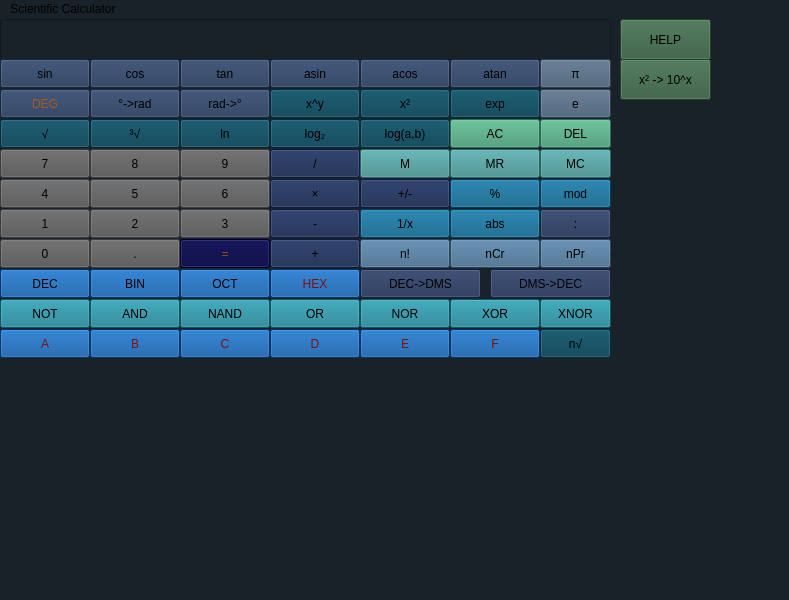
Qt form mainwindow.ui (VahagMardyan/Scientific_Calculator) before a commit.
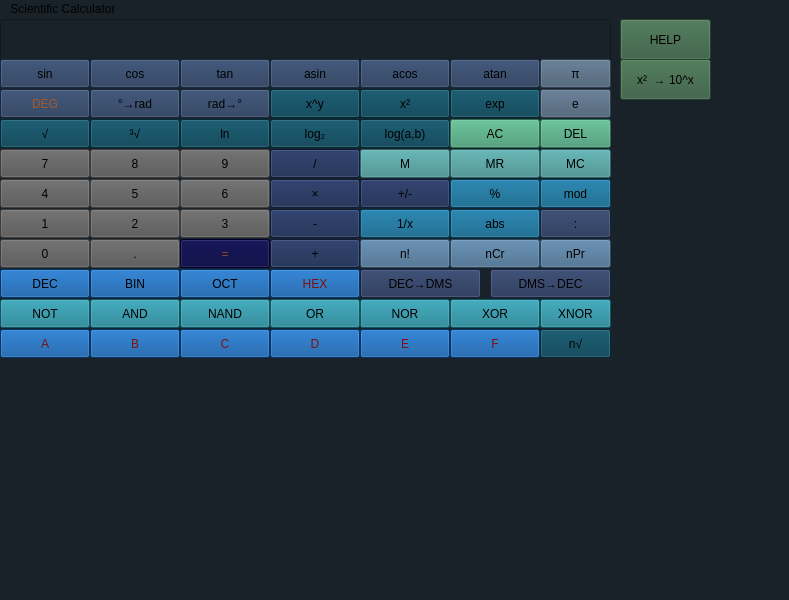
The same form after that commit.

```diff
--- a/mainwindow.ui
+++ b/mainwindow.ui
@@ -261,7 +261,7 @@
      <string notr="true">background-color: rgb(34, 54, 87);</string>
     </property>
     <property name="text">
-     <string>rad-&gt;°</string>
+     <string>rad→°</string>
     </property>
    </widget>
    <widget class="QPushButton" name="btnPow">
@@ -305,7 +305,7 @@
      <string notr="true">background-color: rgb(34, 54, 87);</string>
     </property>
     <property name="text">
-     <string>°-&gt;rad</string>
+     <string>°→rad</string>
     </property>
    </widget>
    <widget class="QPushButton" name="btnE">
@@ -1326,7 +1326,7 @@
      <string notr="true">background-color: rgb(31, 47, 83);</string>
     </property>
     <property name="text">
-     <string>DMS-&gt;DEC</string>
+     <string>DMS→DEC</string>
     </property>
    </widget>
    <widget class="QPushButton" name="btnXor">
@@ -1462,7 +1462,7 @@
      <string notr="true">background-color: rgb(31, 47, 83);</string>
     </property>
     <property name="text">
-     <string>DEC-&gt;DMS</string>
+     <string>DEC→DMS</string>
     </property>
    </widget>
    <widget class="QPushButton" name="btnNor">
@@ -1572,7 +1572,7 @@
      <string notr="true">background-color: rgb(50, 90, 60);</string>
     </property>
     <property name="text">
-     <string>x² -&gt; 10^x</string>
+     <string>x²  → 10^x</string>
     </property>
    </widget>
   </widget>
```
Left out of the diff: 5 changed lines with no effect on the pictures.
